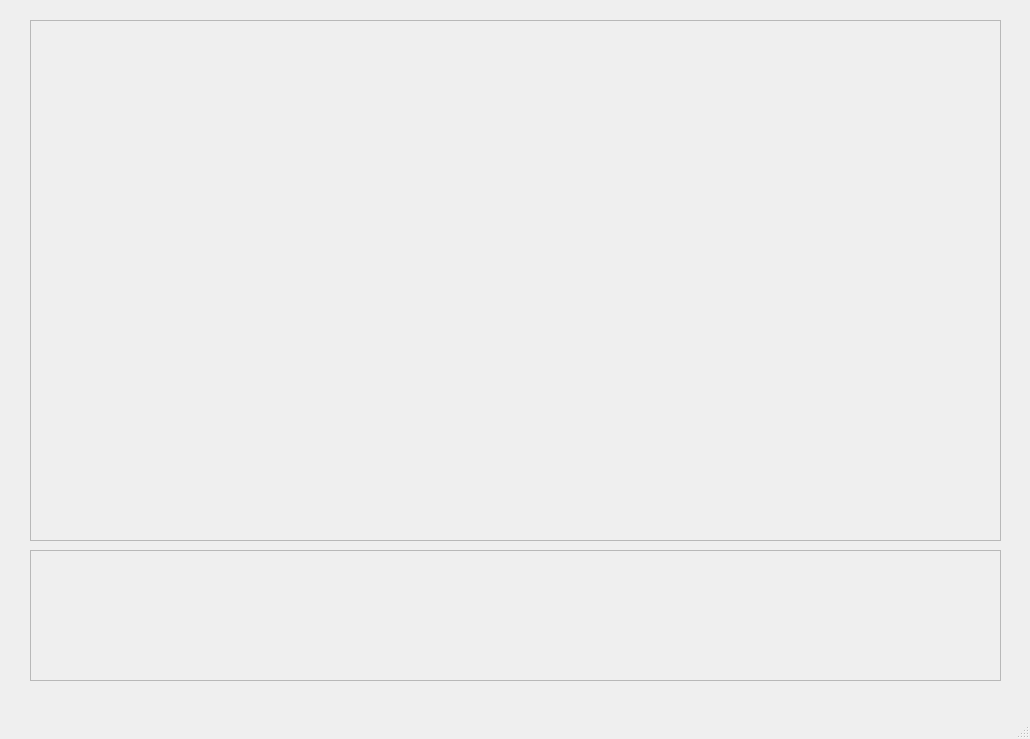
First picture: the form in src/gcs.ui, repository uaarg/pigeon, before the edit.
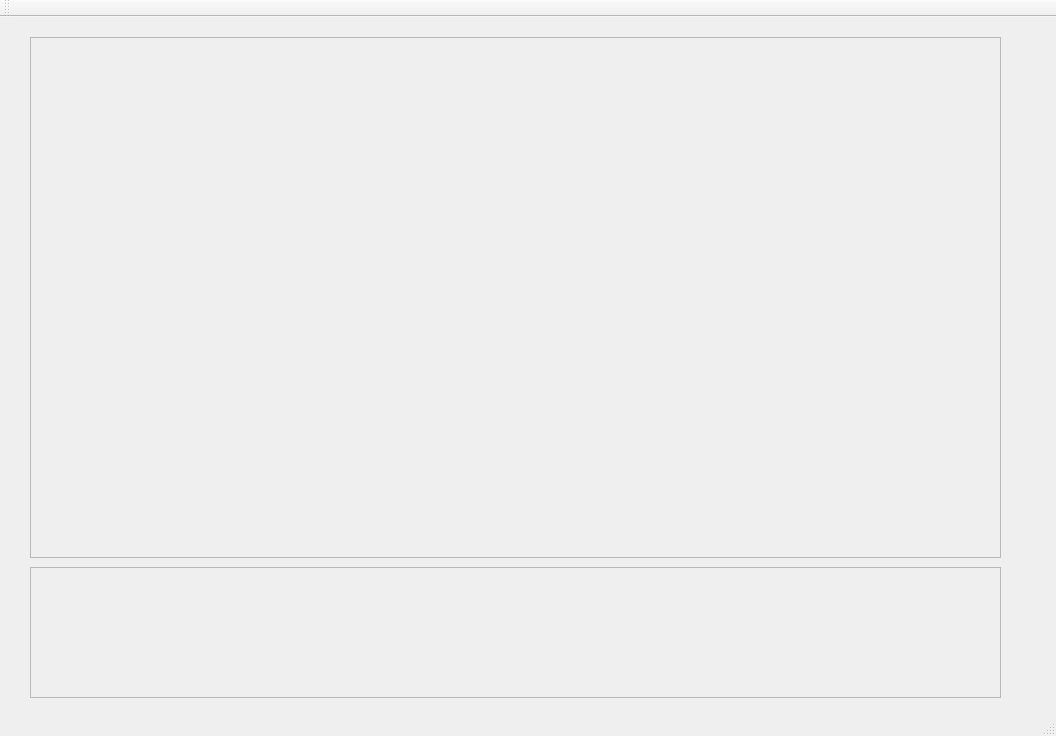
Second picture: the form after the edit.

Patch:
```diff
--- a/src/gcs.ui
+++ b/src/gcs.ui
@@ -6,8 +6,8 @@
    <rect>
     <x>0</x>
     <y>0</y>
-    <width>1030</width>
-    <height>739</height>
+    <width>1056</width>
+    <height>736</height>
    </rect>
   </property>
   <property name="sizePolicy">
@@ -133,6 +133,17 @@
    </property>
   </widget>
   <widget class="QStatusBar" name="statusbar"/>
+  <widget class="QToolBar" name="toolBar">
+   <property name="windowTitle">
+    <string>toolBar</string>
+   </property>
+   <attribute name="toolBarArea">
+    <enum>TopToolBarArea</enum>
+   </attribute>
+   <attribute name="toolBarBreak">
+    <bool>false</bool>
+   </attribute>
+  </widget>
  </widget>
  <resources/>
  <connections/>
```
Left out of the diff: 2 changed lines with no effect on the pictures.
